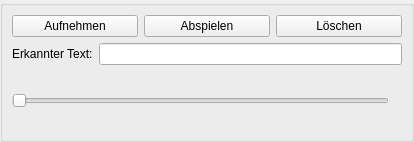
First picture: the form in ui/recwidget.ui, repository KDE/simon, before the edit.
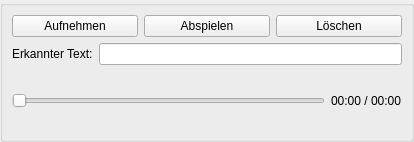
Second picture: the form after the edit. Icons and pictures are not drawn.

```diff
--- a/ui/recwidget.ui
+++ b/ui/recwidget.ui
@@ -97,7 +97,7 @@
         <item>
          <widget class="QLabel" name="lbProgress" >
           <property name="text" >
-           <string/>
+           <string>00:00 / 00:00</string>
           </property>
          </widget>
         </item>
```
